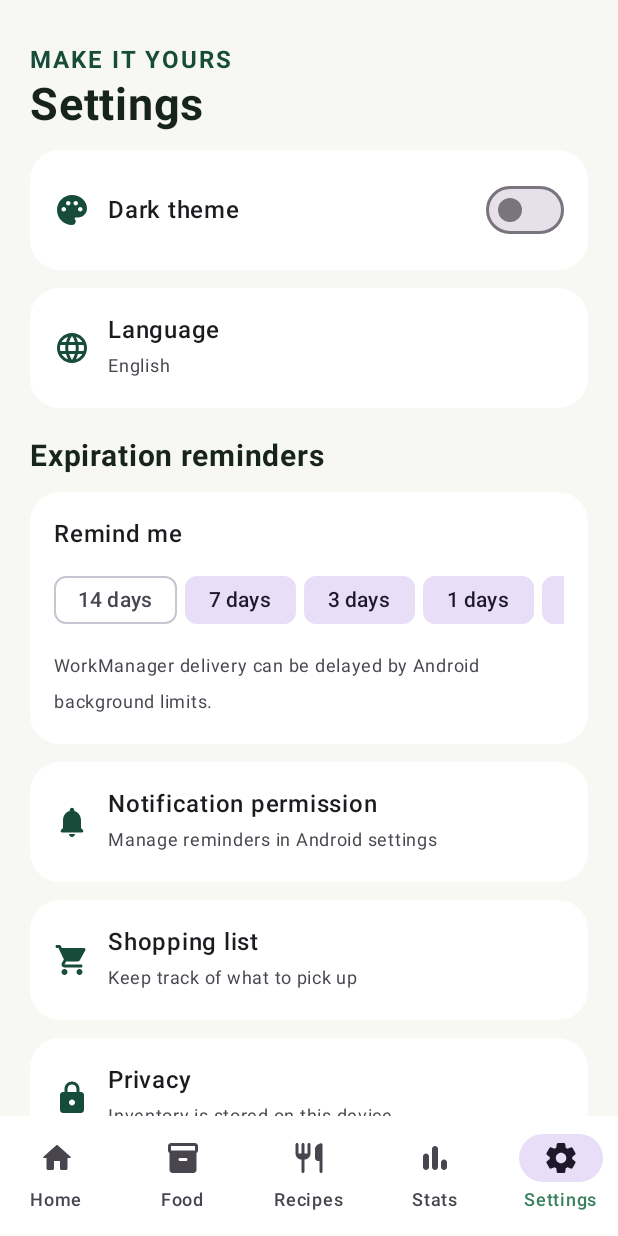
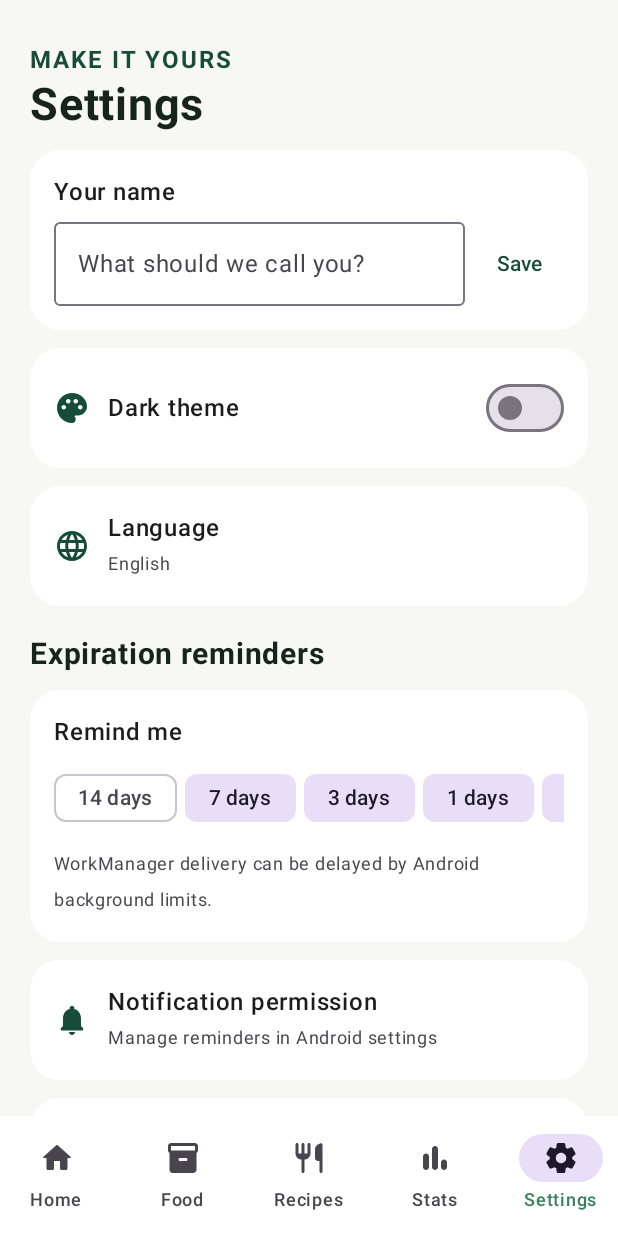
Before and after one commit to KristianKG/-EX-pired, an Android app built with Jetpack Compose: the composable ExpiryEyeApp shown on its own in the app's theme, item 5 of the bottom bar chosen, on a phone screen of 412 x 824 dp. Run offline under Robolectric (Android 15) with nearby library versions, the phone set to English and light mode, and no system bars.

Commit message:
Add receipt OCR review flow

```diff
--- a/app/build.gradle.kts
+++ b/app/build.gradle.kts
@@ -34,6 +34,7 @@ dependencies {
     implementation("androidx.camera:camera-lifecycle:$cameraX")
     implementation("androidx.camera:camera-view:$cameraX")
     implementation("com.google.mlkit:barcode-scanning:17.3.0")
+    implementation("com.google.mlkit:text-recognition:16.0.1")
     implementation("org.jetbrains.kotlinx:kotlinx-serialization-json:1.7.3")
     testImplementation("junit:junit:4.13.2")
 }
--- a/app/src/main/java/com/expiryeye/MainActivity.kt
+++ b/app/src/main/java/com/expiryeye/MainActivity.kt
@@ -30,6 +30,7 @@ import androidx.core.content.ContextCompat
 import androidx.datastore.preferences.core.booleanPreferencesKey
 import androidx.datastore.preferences.core.edit
 import androidx.datastore.preferences.core.stringSetPreferencesKey
+import androidx.datastore.preferences.core.stringPreferencesKey
 import androidx.datastore.preferences.preferencesDataStore
 import androidx.lifecycle.ViewModel
 import androidx.lifecycle.ViewModelProvider
@@ -39,9 +40,11 @@ import com.expiryeye.data.*
 import com.expiryeye.notifications.ExpiryReminderWorker
 import com.expiryeye.domain.daysUntilExpiry
 import com.expiryeye.domain.defaultReminderOffsets
+import com.expiryeye.domain.ReceiptCandidate
 import com.expiryeye.data.OpenFoodFactsLookup
 import com.expiryeye.data.ProductLookup
 import com.expiryeye.ui.BarcodeScannerScreen
+import com.expiryeye.ui.ReceiptScannerScreen
 import kotlinx.coroutines.flow.*
 import kotlinx.coroutines.launch
 import kotlinx.coroutines.Dispatchers
@@ -74,9 +77,11 @@ class ExpiryViewModel(private val dao: FoodDao, private val appContext: Context)
     private val notificationPromptKey = booleanPreferencesKey("notification_prompt_seen")
     private val reminderDaysKey = stringSetPreferencesKey("reminder_days")
     private val onboardingKey = booleanPreferencesKey("onboarding_complete")
+    private val displayNameKey = stringPreferencesKey("display_name")
     val darkTheme = appContext.settingsStore.data.map { it[darkKey] ?: false }.stateIn(viewModelScope, SharingStarted.WhileSubscribed(5_000), false)
     val notificationPromptSeen = appContext.settingsStore.data.map { it[notificationPromptKey] ?: false }.stateIn(viewModelScope, SharingStarted.WhileSubscribed(5_000), false)
     val onboardingComplete = appContext.settingsStore.data.map { it[onboardingKey] ?: false }.stateIn(viewModelScope, SharingStarted.Eagerly, false)
+    val displayName = appContext.settingsStore.data.map { it[displayNameKey].orEmpty() }.stateIn(viewModelScope, SharingStarted.WhileSubscribed(5_000), "")
     val reminderDays = appContext.settingsStore.data.map { prefs ->
         (prefs[reminderDaysKey]?.mapNotNull(String::toIntOrNull) ?: defaultReminderOffsets).filter { it in listOf(14, 7, 3, 1, 0) }.distinct().sortedDescending()
     }.stateIn(viewModelScope, SharingStarted.Eagerly, defaultReminderOffsets)
@@ -91,6 +96,7 @@ class ExpiryViewModel(private val dao: FoodDao, private val appContext: Context)
     fun setDarkTheme(enabled: Boolean) { viewModelScope.launch { appContext.settingsStore.edit { it[darkKey] = enabled } } }
     fun markNotificationPromptSeen() { viewModelScope.launch { appContext.settingsStore.edit { it[notificationPromptKey] = true } } }
     fun completeOnboarding() { viewModelScope.launch { appContext.settingsStore.edit { it[onboardingKey] = true } } }
+    fun setDisplayName(name: String) { viewModelScope.launch { appContext.settingsStore.edit { it[displayNameKey] = name.trim().take(40) } } }
     fun setReminderEnabled(days: Int, enabled: Boolean) { viewModelScope.launch { appContext.settingsStore.edit { prefs ->
         val current = prefs[reminderDaysKey]?.toMutableSet() ?: defaultReminderOffsets.map(Int::toString).toMutableSet()
         if (enabled) current.add(days.toString()) else current.remove(days.toString())
@@ -170,6 +176,7 @@ class ExpiryViewModel(private val dao: FoodDao, private val appContext: Context)
     val items by vm.active.collectAsState(); val history by vm.history.collectAsState(); val shopping by vm.shopping.collectAsState()
     val darkTheme by vm.darkTheme.collectAsState()
     val onboardingComplete by vm.onboardingComplete.collectAsState()
+    val displayName by vm.displayName.collectAsState()
     val productPrefill by vm.productPrefill.collectAsState()
     val lookupLoading by vm.lookupLoading.collectAsState()
     val notificationPromptSeen by vm.notificationPromptSeen.collectAsState()
@@ -184,38 +191,43 @@ class ExpiryViewModel(private val dao: FoodDao, private val appContext: Context)
     var showClearConfirmation by remember { mutableStateOf(false) }
     LaunchedEffect(transferMessage) { transferMessage?.let { snackbarHostState.showSnackbar(it); vm.clearTransferMessage() } }
     var showNotificationInfo by remember { mutableStateOf(false) }
-    var tab by remember { mutableIntStateOf(0) }; var editItem by remember { mutableStateOf<FoodItem?>(null) }; var adding by remember { mutableStateOf(false) }; var showShopping by remember { mutableStateOf(false) }; var showScanner by remember { mutableStateOf(false) }
+    var tab by remember { mutableIntStateOf(0) }; var editItem by remember { mutableStateOf<FoodItem?>(null) }; var adding by remember { mutableStateOf(false) }; var showShopping by remember { mutableStateOf(false) }; var showScanner by remember { mutableStateOf(false) }; var showReceiptScanner by remember { mutableStateOf(false) }; var pendingReceipt by remember { mutableStateOf<List<ReceiptCandidate>?>(null) }; var receiptIndex by remember { mutableIntStateOf(0) }
     MaterialTheme(colorScheme = if (darkTheme) darkColorScheme(primary = Mint, secondary = Color(0xFF78C99E)) else lightColorScheme(primary = Forest, secondary = Color(0xFF3A8060), background = Canvas, surface = Color.White, onBackground = Color(0xFF17231D))) {
         Scaffold(containerColor = MaterialTheme.colorScheme.background, snackbarHost = { SnackbarHost(snackbarHostState) },
-            bottomBar = { if (onboardingComplete && !showScanner) NavigationBar(containerColor = MaterialTheme.colorScheme.surface) {
+            bottomBar = { if (onboardingComplete && !showScanner && !showReceiptScanner) NavigationBar(containerColor = MaterialTheme.colorScheme.surface) {
                 listOf(Icons.Rounded.Home to "Home", Icons.Rounded.Inventory2 to "Food", Icons.Rounded.Restaurant to "Recipes", Icons.Rounded.BarChart to "Stats", Icons.Rounded.Settings to "Settings").forEachIndexed { i, pair ->
                     NavigationBarItem(selected = tab == i, onClick = { tab = i }, icon = { Icon(pair.first, null) }, label = { Text(pair.second) })
                 }
             } },
-            floatingActionButton = { if (onboardingComplete && tab <= 1 && !showScanner) FloatingActionButton(onClick = { editItem = null; vm.clearProductPrefill(); adding = true }, containerColor = Forest, contentColor = Color.White) { Icon(Icons.Rounded.Add, "Add food") } }
+            floatingActionButton = { if (onboardingComplete && tab <= 1 && !showScanner && !showReceiptScanner) FloatingActionButton(onClick = { editItem = null; vm.clearProductPrefill(); adding = true }, containerColor = Forest, contentColor = Color.White) { Icon(Icons.Rounded.Add, "Add food") } }
         ) { padding ->
             if (!onboardingComplete) OnboardingScreen(Modifier.padding(padding)) { addFirst ->
                 vm.completeOnboarding(); if (addFirst) adding = true
             } else when (tab) {
-                0 -> HomeScreen(items, vm, padding, false, onEdit = { editItem = it })
+                0 -> HomeScreen(items, vm, padding, false, displayName = displayName, onEdit = { editItem = it })
                 1 -> if (showScanner) BarcodeScannerScreen(onClose = { showScanner = false }, onBarcode = { showScanner = false; vm.lookupBarcode(it) })
-                    else HomeScreen(items, vm, padding, true, onEdit = { editItem = it }, onScan = { showScanner = true })
+                    else HomeScreen(items, vm, padding, true, displayName = displayName, onEdit = { editItem = it }, onScan = { showScanner = true })
                 2 -> RecipesScreen(items, padding, vm::addShopping)
                 3 -> StatisticsScreen(items, history, padding)
-                else -> if (showShopping) ShoppingScreen(shopping, padding, vm::addShopping, vm::checkShopping, vm::removeShopping, onBack = { showShopping = false }) else SettingsScreen(
-                    padding, darkTheme, vm::setDarkTheme, vm.reminderDays.collectAsState().value, vm::setReminderEnabled,
+                else -> when {
+                    showShopping -> ShoppingScreen(shopping, padding, vm::addShopping, vm::checkShopping, vm::removeShopping, onBack = { showShopping = false })
+                    showReceiptScanner -> ReceiptScannerScreen(onClose = { showReceiptScanner = false }, onConfirm = { receipt -> pendingReceipt = receipt; receiptIndex = 0; showReceiptScanner = false })
+                    else -> SettingsScreen(
+                    padding, darkTheme, vm::setDarkTheme, displayName, vm::setDisplayName, vm.reminderDays.collectAsState().value, vm::setReminderEnabled,
                     onNotificationSettings = { context.startActivity(Intent(Settings.ACTION_APP_NOTIFICATION_SETTINGS).putExtra(Settings.EXTRA_APP_PACKAGE, context.packageName)) },
                     onShopping = { showShopping = true },
+                    onScanReceipt = { showReceiptScanner = true },
                     onExportJson = { jsonExportLauncher.launch("expiryeye-backup.json") },
                     onExportCsv = { csvExportLauncher.launch("expiryeye-inventory.csv") },
                     onImport = { backupImportLauncher.launch(arrayOf("application/json", "text/*")) },
                     onClear = { showClearConfirmation = true }
                 )
+                }
             }
         }
         LaunchedEffect(productPrefill) { if (productPrefill != null) adding = true }
         if (lookupLoading) AlertDialog(onDismissRequest = { }, title = { Text("Looking up product") }, text = { Row(verticalAlignment = Alignment.CenterVertically) { CircularProgressIndicator(modifier = Modifier.size(22.dp)); Spacer(Modifier.width(12.dp)); Text("Expiration date will still need to be entered.") } }, confirmButton = {})
-        if (onboardingComplete && (adding || editItem != null)) FoodEditor(editItem, initialName = productPrefill?.name.orEmpty(), initialBrand = productPrefill?.brand.orEmpty(), initialBarcode = productPrefill?.barcode.orEmpty(), initialCategory = productPrefill?.category ?: "Other", onDismiss = { adding = false; editItem = null; vm.clearProductPrefill() }, onSave = { old, n, c, q, u, d, l, p, brand, barcode ->
+        if (onboardingComplete && pendingReceipt == null && (adding || editItem != null)) FoodEditor(editItem, initialName = productPrefill?.name.orEmpty(), initialBrand = productPrefill?.brand.orEmpty(), initialBarcode = productPrefill?.barcode.orEmpty(), initialCategory = productPrefill?.category ?: "Other", onDismiss = { adding = false; editItem = null; vm.clearProductPrefill() }, onSave = { old, n, c, q, u, d, l, p, brand, barcode ->
             if (old == null) vm.add(n, c, q, u, d, l, p, brand, barcode) else vm.update(old, n, c, q, u, d, l, p, brand, barcode)
             vm.clearProductPrefill()
             if (old == null && !notificationPromptSeen) {
@@ -224,6 +236,16 @@ class ExpiryViewModel(private val dao: FoodDao, private val appContext: Context)
             }
             adding = false; editItem = null
         }, onDelete = { editItem?.let(vm::delete); editItem = null; vm.clearProductPrefill() })
+        val receiptCandidate = pendingReceipt?.getOrNull(receiptIndex)
+        if (onboardingComplete && receiptCandidate != null) FoodEditor(null, initialName = receiptCandidate.name, initialQuantity = receiptCandidate.quantity, initialPrice = receiptCandidate.price, onDismiss = { pendingReceipt = null; receiptIndex = 0 }, onSave = { _, name, category, quantity, unit, date, location, price, brand, barcode ->
+            vm.add(name, category, quantity, unit, date, location, price, brand, barcode)
+            if (receiptIndex == pendingReceipt.orEmpty().lastIndex && !notificationPromptSeen) {
+                val alreadyAllowed = Build.VERSION.SDK_INT < 33 || ContextCompat.checkSelfPermission(context, Manifest.permission.POST_NOTIFICATIONS) == PackageManager.PERMISSION_GRANTED
+                if (!alreadyAllowed) showNotificationInfo = true else vm.markNotificationPromptSeen()
+            }
+            receiptIndex += 1
+            if (receiptIndex >= pendingReceipt.orEmpty().size) { pendingReceipt = null; receiptIndex = 0 }
+        }, onDelete = { pendingReceipt = null; receiptIndex = 0 })
         if (showNotificationInfo) AlertDialog(onDismissRequest = { showNotificationInfo = false; vm.markNotificationPromptSeen() },
             title = { Text("A timely freshness reminder?") },
             text = { Text("ExpiryEye can remind you before a tracked date. Choose intervals in Settings; Android may delay background notifications.") },
@@ -269,14 +291,14 @@ class ExpiryViewModel(private val dao: FoodDao, private val appContext: Context)
     }
 }
 
-@Composable private fun HomeScreen(items: List<FoodItem>, vm: ExpiryViewModel, padding: PaddingValues, inventory: Boolean, onEdit: (FoodItem) -> Unit, onScan: () -> Unit = {}) {
+@Composable private fun HomeScreen(items: List<FoodItem>, vm: ExpiryViewModel, padding: PaddingValues, inventory: Boolean, displayName: String, onEdit: (FoodItem) -> Unit, onScan: () -> Unit = {}) {
     val today = LocalDate.now(); var query by remember { mutableStateOf("") }; var filter by remember { mutableStateOf("All") }; var status by remember { mutableStateOf("Any status") }; var sort by remember { mutableStateOf("Soonest") }
     val soon = items.filter { days(it, today) in 0..7 }; val expired = items.count { days(it, today) < 0 }
     val visible = items.filter { food -> food.name.contains(query, true) && (filter == "All" || food.location == filter) && when (status) { "Expiring soon" -> days(food, today) in 0..7; "Expired" -> days(food, today) < 0; else -> true } }
         .let { list -> when (sort) { "A to Z" -> list.sortedBy { it.name.lowercase() }; "Recently added" -> list.sortedByDescending { it.createdAt }; else -> list.sortedBy { it.expiresAt } } }
     LazyColumn(Modifier.fillMaxSize().padding(padding).padding(horizontal = 20.dp), contentPadding = PaddingValues(top = 26.dp, bottom = 100.dp), verticalArrangement = Arrangement.spacedBy(16.dp)) {
         item {
-            Text(if (inventory) "YOUR KITCHEN" else greeting(), style = MaterialTheme.typography.labelLarge, color = Forest, fontWeight = FontWeight.Bold, letterSpacing = 1.4.sp)
+            Text(if (inventory) "YOUR KITCHEN" else greeting(displayName), style = MaterialTheme.typography.labelLarge, color = Forest, fontWeight = FontWeight.Bold, letterSpacing = 1.4.sp)
             Spacer(Modifier.height(5.dp)); Text(if (inventory) "Food inventory" else "Freshness, at a glance.", style = MaterialTheme.typography.headlineMedium, fontWeight = FontWeight.Bold, color = MaterialTheme.colorScheme.onBackground)
             Text(today.format(DateTimeFormatter.ofPattern("EEEE, d MMMM")), color = MaterialTheme.colorScheme.onSurfaceVariant)
         }
@@ -378,9 +400,11 @@ private val recipes = listOf(
     }
 }
 
-@Composable private fun SettingsScreen(padding: PaddingValues, darkTheme: Boolean, onDarkTheme: (Boolean) -> Unit, reminderDays: List<Int>, onReminderEnabled: (Int, Boolean) -> Unit, onNotificationSettings: () -> Unit, onShopping: () -> Unit, onExportJson: () -> Unit, onExportCsv: () -> Unit, onImport: () -> Unit, onClear: () -> Unit) {
+@Composable private fun SettingsScreen(padding: PaddingValues, darkTheme: Boolean, onDarkTheme: (Boolean) -> Unit, displayName: String, onDisplayName: (String) -> Unit, reminderDays: List<Int>, onReminderEnabled: (Int, Boolean) -> Unit, onNotificationSettings: () -> Unit, onShopping: () -> Unit, onScanReceipt: () -> Unit, onExportJson: () -> Unit, onExportCsv: () -> Unit, onImport: () -> Unit, onClear: () -> Unit) {
+    var name by remember(displayName) { mutableStateOf(displayName) }
     LazyColumn(Modifier.fillMaxSize().padding(padding).padding(horizontal = 20.dp), contentPadding = PaddingValues(top = 28.dp, bottom = 30.dp), verticalArrangement = Arrangement.spacedBy(12.dp)) {
         item { Text("MAKE IT YOURS", color = MaterialTheme.colorScheme.primary, fontWeight = FontWeight.Bold, letterSpacing = 1.3.sp); Text("Settings", fontSize = 30.sp, fontWeight = FontWeight.Bold, color = MaterialTheme.colorScheme.onBackground) }
+        item { Card(shape = RoundedCornerShape(20.dp), colors = CardDefaults.cardColors(containerColor = MaterialTheme.colorScheme.surface)) { Column(Modifier.fillMaxWidth().padding(16.dp), verticalArrangement = Arrangement.spacedBy(8.dp)) { Text("Your name", fontWeight = FontWeight.SemiBold); Row(verticalAlignment = Alignment.CenterVertically, horizontalArrangement = Arrangement.spacedBy(8.dp)) { OutlinedTextField(name, { name = it.take(40) }, modifier = Modifier.weight(1f), placeholder = { Text("What should we call you?") }, singleLine = true); TextButton(onClick = { onDisplayName(name) }) { Text("Save") } } } } }
         item { Card(shape = RoundedCornerShape(20.dp), colors = CardDefaults.cardColors(containerColor = MaterialTheme.colorScheme.surface)) { Row(Modifier.fillMaxWidth().padding(16.dp), verticalAlignment = Alignment.CenterVertically) { Icon(Icons.Rounded.Palette, null, tint = MaterialTheme.colorScheme.primary); Spacer(Modifier.width(12.dp)); Text("Dark theme", Modifier.weight(1f), fontWeight = FontWeight.SemiBold); Switch(darkTheme, onDarkTheme) } } }
         item { SettingRow("Language", "English", Icons.Rounded.Language) }
         item { Text("Expiration reminders", fontSize = 20.sp, fontWeight = FontWeight.Bold, modifier = Modifier.padding(top = 8.dp)) }
@@ -394,6 +418,7 @@ private val recipes = listOf(
         } } }
         item { ActionSetting("Notification permission", "Manage reminders in Android settings", Icons.Rounded.Notifications, onNotificationSettings) }
         item { Card(onClick = onShopping, shape = RoundedCornerShape(20.dp), colors = CardDefaults.cardColors(containerColor = MaterialTheme.colorScheme.surface)) { Row(Modifier.fillMaxWidth().padding(16.dp), verticalAlignment = Alignment.CenterVertically) { Icon(Icons.Rounded.ShoppingCart, null, tint = MaterialTheme.colorScheme.primary); Spacer(Modifier.width(12.dp)); Column { Text("Shopping list", fontWeight = FontWeight.SemiBold); Text("Keep track of what to pick up", color = MaterialTheme.colorScheme.onSurfaceVariant, fontSize = 12.sp) } } } }
+        item { ActionSetting("Scan a receipt", "On-device OCR. Review product names and prices.", Icons.Rounded.ReceiptLong, onScanReceipt) }
         item { SettingRow("Privacy", "Inventory is stored on this device", Icons.Rounded.Lock) }
         item { Text("Your data", fontSize = 20.sp, fontWeight = FontWeight.Bold, modifier = Modifier.padding(top = 8.dp)) }
         item { ActionSetting("Export backup as JSON", "Includes inventory history and shopping list", Icons.Rounded.FileDownload, onExportJson) }
@@ -416,9 +441,10 @@ private val recipes = listOf(
 }
 
 @OptIn(ExperimentalMaterial3Api::class)
-@Composable private fun FoodEditor(item: FoodItem?, initialName: String = "", initialBrand: String = "", initialBarcode: String = "", initialCategory: String = "Other", onDismiss: () -> Unit, onSave: (FoodItem?, String, String, Double, String, LocalDate, String, Double?, String, String) -> Unit, onDelete: () -> Unit) {
-    var name by remember(item, initialName) { mutableStateOf(item?.name ?: initialName) }; var brand by remember(item, initialBrand) { mutableStateOf(item?.brand ?: initialBrand) }; var barcode by remember(item, initialBarcode) { mutableStateOf(item?.barcode ?: initialBarcode) }; var category by remember(item, initialCategory) { mutableStateOf(item?.category ?: initialCategory) }; var quantity by remember(item) { mutableStateOf(item?.quantity?.toString() ?: "1") }; var unit by remember(item) { mutableStateOf(item?.unit ?: "pcs") }
-    var date by remember(item) { mutableStateOf(item?.let { Instant.ofEpochMilli(it.expiresAt).atZone(ZoneId.systemDefault()).toLocalDate() } ?: LocalDate.now().plusDays(7)) }; var dateConfirmed by remember(item) { mutableStateOf(item != null) }; var location by remember(item) { mutableStateOf(item?.location ?: "Fridge") }; var price by remember(item) { mutableStateOf(item?.price?.toString().orEmpty()) }; var dateOpen by remember { mutableStateOf(false) }
+@Composable private fun FoodEditor(item: FoodItem?, initialName: String = "", initialBrand: String = "", initialBarcode: String = "", initialCategory: String = "Other", initialQuantity: Double = 1.0, initialPrice: Double? = null, onDismiss: () -> Unit, onSave: (FoodItem?, String, String, Double, String, LocalDate, String, Double?, String, String) -> Unit, onDelete: () -> Unit) {
+    val editorKey = item?.id?.toString() ?: "$initialBarcode:$initialName"
+    var name by remember(editorKey) { mutableStateOf(item?.name ?: initialName) }; var brand by remember(editorKey) { mutableStateOf(item?.brand ?: initialBrand) }; var barcode by remember(editorKey) { mutableStateOf(item?.barcode ?: initialBarcode) }; var category by remember(editorKey) { mutableStateOf(item?.category ?: initialCategory) }; var quantity by remember(editorKey) { mutableStateOf(item?.quantity?.toString() ?: initialQuantity.toString()) }; var unit by remember(editorKey) { mutableStateOf(item?.unit ?: "pcs") }
+    var date by remember(editorKey) { mutableStateOf(item?.let { Instant.ofEpochMilli(it.expiresAt).atZone(ZoneId.systemDefault()).toLocalDate() } ?: LocalDate.now().plusDays(7)) }; var dateConfirmed by remember(editorKey) { mutableStateOf(item != null) }; var location by remember(editorKey) { mutableStateOf(item?.location ?: "Fridge") }; var price by remember(editorKey) { mutableStateOf(item?.price?.toString() ?: initialPrice?.toString().orEmpty()) }; var dateOpen by remember(editorKey) { mutableStateOf(false) }
     AlertDialog(onDismissRequest = onDismiss, title = { Text(if (item == null) "Add to your kitchen" else "Edit food", fontWeight = FontWeight.Bold) }, text = {
         Column(Modifier.heightIn(max = 500.dp).verticalScroll(rememberScrollState()), verticalArrangement = Arrangement.spacedBy(10.dp)) {
             OutlinedTextField(name, { name = it }, label = { Text("Food name") }, singleLine = true)
@@ -443,6 +469,9 @@ private val recipes = listOf(
     }
 }
 
-private fun greeting(): String = when (LocalTime.now().hour) { in 5..11 -> "GOOD MORNING"; in 12..17 -> "GOOD AFTERNOON"; else -> "GOOD EVENING" }
+private fun greeting(name: String): String {
+    val time = when (LocalTime.now().hour) { in 5..11 -> "GOOD MORNING"; in 12..17 -> "GOOD AFTERNOON"; else -> "GOOD EVENING" }
+    return if (name.isBlank()) time else "$time, ${name.uppercase()}"
+}
 private fun days(item: FoodItem, today: LocalDate): Int = daysUntilExpiry(Instant.ofEpochMilli(item.expiresAt).atZone(ZoneId.systemDefault()).toLocalDate(), today)
 private fun quantityText(item: FoodItem): String = if (item.quantity % 1.0 == 0.0) "${item.quantity.toInt()} ${item.unit}" else "${item.quantity} ${item.unit}"
```
Also changed, not shown: app/src/main/java/com/expiryeye/domain/ReceiptTextParser.kt (added, +29 -0 lines), app/src/main/java/com/expiryeye/ui/ReceiptScannerScreen.kt (added, +129 -0 lines), 2 other files.
